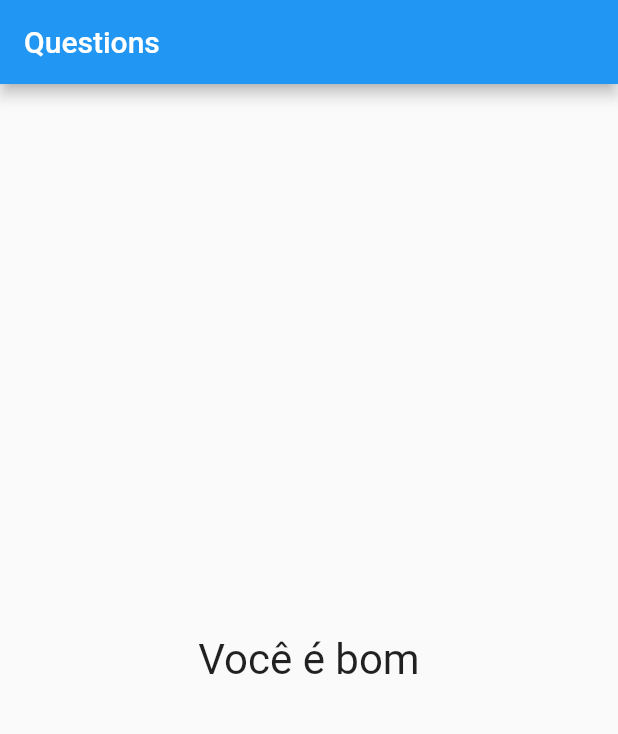
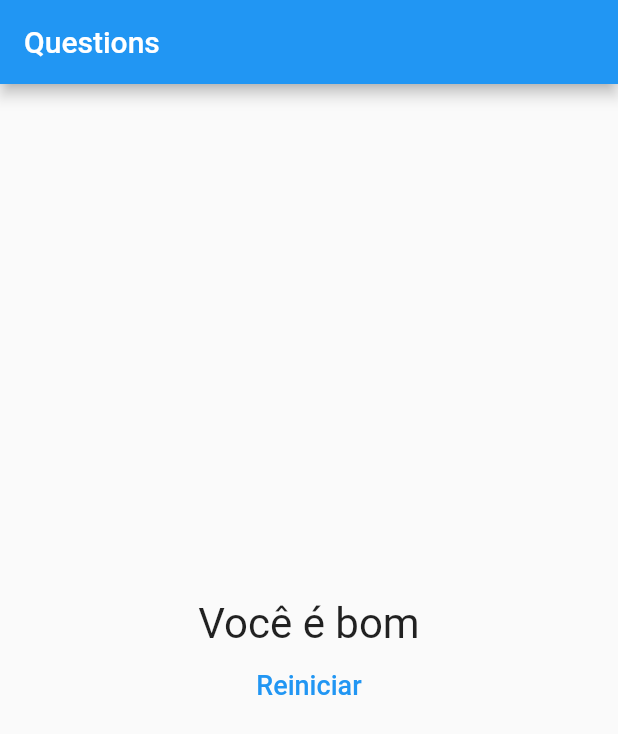
Before and after one commit to matheus-paulino/init-dart, a Flutter app: the screen it shows after launch, after a tap on "Preto", after a tap on "Girafa", on a phone screen of 412 x 824 dp. Shown: the top 734 px of the screen. Run offline on Flutter 3.47's test engine with Material 2 defaults, Android fonts, the phone set to English and light mode, and no system bars.

```diff
--- a/lib/main.dart
+++ b/lib/main.dart
@@ -43,6 +43,13 @@ class QuestionAppState extends State<AskApp> {
     }
   }
 
+  void _resetQuiz() {
+    setState(() {
+      _askSelected = 0;
+      _totalPoints - 0;
+    });
+  }
+
   bool get hasQuestionSelected {
     return _askSelected < _questions.length;
   }
@@ -66,7 +73,10 @@ class QuestionAppState extends State<AskApp> {
                   answerSelected: _askSelected,
                   onAnswer: _response,
                 )
-              : Result(_totalPoints)),
+              : Result(
+                  _totalPoints,
+                  _resetQuiz,
+                )),
     );
   }
 }
--- a/lib/result.dart
+++ b/lib/result.dart
@@ -2,8 +2,12 @@ import 'package:flutter/material.dart';
 
 class Result extends StatelessWidget {
   final int points;
+  final void Function() onResetQuiz;
 
-  Result(this.points);
+  Result(
+    this.points,
+    this.onResetQuiz,
+  );
 
   String get textCongratulations {
     if (points < 8) {
@@ -19,11 +23,29 @@ class Result extends StatelessWidget {
 
   @override
   Widget build(BuildContext context) {
-    return new Center(
-      child: Text(
-        textCongratulations,
-        style: TextStyle(fontSize: 28),
-      ),
+    return new Column(
+      mainAxisAlignment: MainAxisAlignment.center,
+      crossAxisAlignment: CrossAxisAlignment.center,
+      children: [
+        new Center(
+          child: Text(
+            textCongratulations,
+            style: TextStyle(
+              fontSize: 28,
+            ),
+          ),
+        ),
+        FlatButton(
+          child: Text(
+            'Reiniciar',
+            style: TextStyle(
+              fontSize: 18,
+            ),
+          ),
+          textColor: Colors.blue,
+          onPressed: onResetQuiz,
+        )
+      ],
     );
   }
 }
```
